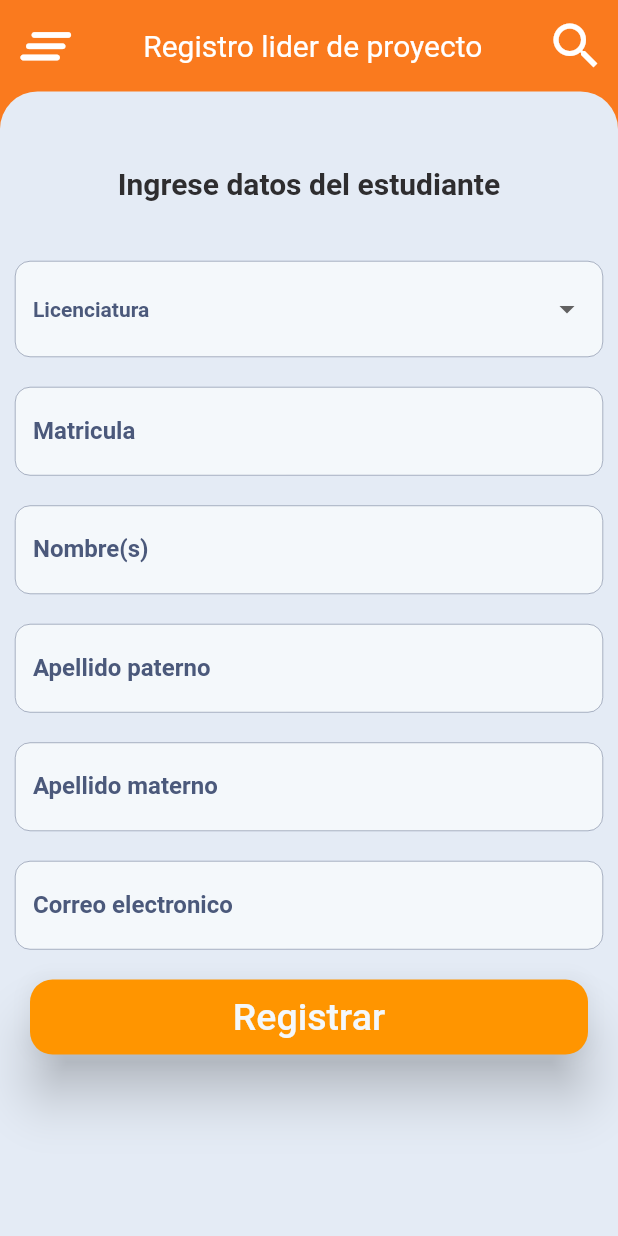
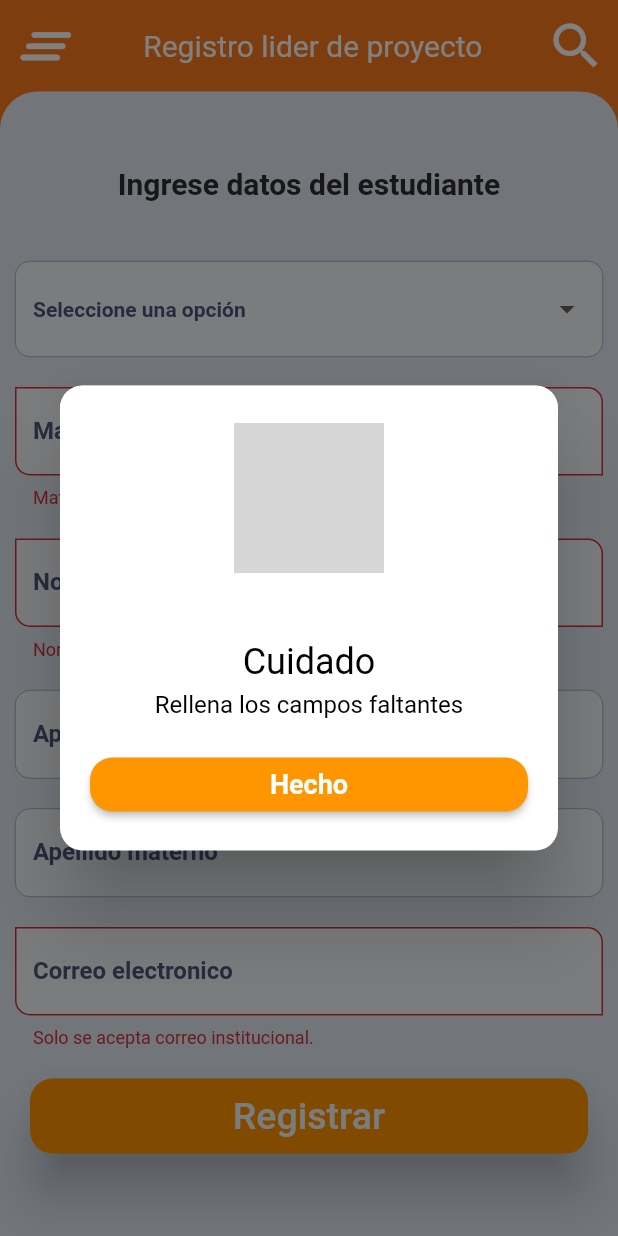
Before and after one commit to NueveSeis/innovaITO_regional, a Flutter app: the RegistroUsuarioLiderScreen screen opened by its route, after a tap on "Registrar", on a phone screen of 412 x 824 dp. Run offline on Flutter 3.47's test engine with Material 2 defaults, Android fonts, the phone set to English and light mode, and no system bars; our stand-ins replace calendar_date_picker2, quickalert; missing offline and left inert: bcrypt, dbcrypt, flutter_barcode_scanner, flutter_quill, mailer, mysql1; grey boxes are pictures that could not be loaded.

Commit message:
validacion campos de acceso y regisLider, se añadieron regex

```diff
--- a/lib/helpers/helpers.dart
+++ b/lib/helpers/helpers.dart
@@ -3,3 +3,4 @@
 export 'package:innova_ito/helpers/encriptadoBcrypt.dart';
 export 'package:innova_ito/helpers/generar.dart';
 export 'package:innova_ito/helpers/correo.dart';
+export 'package:innova_ito/helpers/regexUtil.dart';
--- /dev/null
+++ b/lib/helpers/regexUtil.dart
@@ -0,0 +1,12 @@
+class RegexUtil{
+
+  static final RegExp correoEdu = RegExp(r'^[\w-\.]+@(?:[a-zA-Z0-9][a-zA-Z0-9-]+\.)+(edu\.mx|TECNM\.MX)$');
+
+  static final RegExp correo = RegExp( r'^(([^<>()[\]\\.,;:\s@\"]+(\.[^<>()[\]\\.,;:\s@\"]+)*)|(\".+\"))@((\[[0-9]{1,3}\.[0-9]{1,3}\.[0-9]{1,3}\.[0-9]{1,3}\])|(([a-zA-Z\-0-9]+\.)+[a-zA-Z]{2,}))$');
+
+  static final RegExp contrasena = RegExp(r'^(?=.*[a-z])(?=.*[A-Z])(?=.*\d)(?=.*[@#$*\-_+|./?])[A-Za-z\d@#$*\-_+|./?]{8,}$');
+
+  static final RegExp nombres = RegExp(r'^[a-zA-Z]+(?: [a-zA-Z]+)?$');
+
+  static final RegExp matricula = RegExp(r'^[a-zA-Z0-9]+$');
+}
--- /dev/null
+++ b/lib/providers/registro_lider_prov.dart
@@ -0,0 +1,17 @@
+import 'package:flutter/material.dart';
+
+class RegistroLiderProv extends ChangeNotifier {
+  GlobalKey<FormState> formKey = GlobalKey<FormState>();
+  String matricula = '';
+  String nombre = '';
+  String apellidoP = '';
+  String apellidoM = '';
+  String correo = '';
+
+  bool esValidoFormulario() {
+    print(formKey.currentState?.validate());
+
+    ///print()
+    return formKey.currentState?.validate() ?? false;
+  }
+}
--- a/lib/screens/registro_usuario_lider_screen.dart
+++ b/lib/screens/registro_usuario_lider_screen.dart
@@ -11,7 +11,7 @@ import 'package:innova_ito/theme/cambiar_tema.dart';
 import 'package:innova_ito/ui/input_decorations.dart';
 import 'package:innova_ito/widgets/widgets.dart';
 import 'package:innova_ito/helpers/helpers.dart';
-
+import 'package:innova_ito/providers/registro_lider_prov.dart';
 
 class RegistroUsuarioLiderScreen extends StatefulWidget {
   const RegistroUsuarioLiderScreen({super.key});
@@ -22,6 +22,7 @@ class RegistroUsuarioLiderScreen extends StatefulWidget {
 
 class _RegistroUsuarioLiderScreenState extends State<RegistroUsuarioLiderScreen> {
 
+  final GlobalKey<FormState> _formKey = GlobalKey<FormState>();
   TextEditingController nivel = TextEditingController();
   TextEditingController matricula = TextEditingController();
   TextEditingController nombre = TextEditingController();
@@ -32,6 +33,9 @@ class _RegistroUsuarioLiderScreenState extends State<RegistroUsuarioLiderScreen>
   String id = '';
   String contrasenaHash = '';
   bool existePersona=false;
+  String idNivel = '';
+  bool camposLlenos = false;
+
 
   Future agregarPersona()async {
     var url = 'https://evarafael.com/Aplicacion/rest/agregarLider.php';
@@ -46,8 +50,24 @@ class _RegistroUsuarioLiderScreenState extends State<RegistroUsuarioLiderScreen>
       'Contrasena': contrasenaHash,
       'Id_rol': 'ROL02',
       'Matricula' : matricula.text.toUpperCase(),
+      'Id_nivel': idNivel
     });
   }
+
+  Future<String> obtenerDatos(String nivel) async {
+  var url = 'https://evarafael.com/Aplicacion/rest/buscar_nivel.php?Nombre_nivel=$nivel';
+  var response = await http.get(Uri.parse(url));
+
+  if (response.statusCode == 200) {
+    var datos = jsonDecode(response.body);
+    String miString = datos[0]['Id_nivel'].toString();
+    return miString;
+  } else {
+    return '';
+    print('Error al obtener datos de la API');
+  }
+}
+
 
   Future existente() async{
     String  url = 'https://evarafael.com/Aplicacion/rest/existePersona.php';
@@ -73,6 +93,8 @@ class _RegistroUsuarioLiderScreenState extends State<RegistroUsuarioLiderScreen>
 
   @override
   Widget build(BuildContext context) {
+
+    //final registroLider = Provider.of<RegistroLiderProv>(context);
     final temaApp = Provider.of<CambiarTema>(context);
     return Scaffold(
         body: Fondo(
@@ -94,23 +116,29 @@ class _RegistroUsuarioLiderScreenState extends State<RegistroUsuarioLiderScreen>
                   padding:
                       const EdgeInsets.symmetric(vertical: 20, horizontal: 10),
                   child: Form(
+                      autovalidateMode: AutovalidateMode.onUserInteraction,
+                      key: _formKey,
                       child: Column(
                     children: [
                       const SizedBox(height: 20),
                       DropdownButtonFormField(
 
-                          value: 'Licenciatura',
+                          value: 'Seleccione una opción',
                           style: const TextStyle(
                               color: CambiarTema.bluegrey700,
                               fontWeight: FontWeight.bold),
                           items: const [
                             DropdownMenuItem(
+                              value: 'Seleccione una opción',
+                              child: Text('Seleccione una opción'),
+                            ),
+                            DropdownMenuItem(
                               value: 'Licenciatura',
                               child: Text('Licenciatura'),
                             ),
                             DropdownMenuItem(
-                              value: 'Postgrado',
-                              child: Text('Postgrado'),
+                              value: 'Posgrado',
+                              child: Text('Posgrado'),
                             ),
                           ],
                           onChanged: (value) {
@@ -131,10 +159,13 @@ class _RegistroUsuarioLiderScreenState extends State<RegistroUsuarioLiderScreen>
                         decoration: InputDecorations.registroLiderDecoration(
                           hintText: 'Ingrese matricula',
                           labelText: 'Matricula',
+                        ),
+                        validator: (value) {
+                          return RegexUtil.nombres.hasMatch(value ?? '')
+                          ? null
+                          : 'Matricula no valida.';
+                        },
 
-                          //prefixIcon: Icons.person
-                        ),
-                        //onChanged: (value) => accesoFormulario.correo = value,
                       ),
                       const SizedBox(height: 20),
                       TextFormField(
@@ -143,13 +174,18 @@ class _RegistroUsuarioLiderScreenState extends State<RegistroUsuarioLiderScreen>
                             color: CambiarTema.bluegrey700,
                             fontWeight: FontWeight.bold),
                         autocorrect: false,
-                        keyboardType: TextInputType.emailAddress,
+                        keyboardType: TextInputType.text,
                         decoration: InputDecorations.registroLiderDecoration(
                           hintText: 'Ingrese nombre(s)',
                           labelText: 'Nombre(s)',
-                          //prefixIcon: Icons.person
                         ),
-                        //onChanged: (value) => accesoFormulario.correo = value,
+                        //onChanged: (value) => registroLider.nombre = value,
+                        validator: (value) {
+                          return RegexUtil.nombres.hasMatch(value ?? '')
+                          ? null
+                          : 'Nombre no valido.';
+                        },
+
                       ),
                       const SizedBox(height: 20),
                       TextFormField(
@@ -162,9 +198,7 @@ class _RegistroUsuarioLiderScreenState extends State<RegistroUsuarioLiderScreen>
                         decoration: InputDecorations.registroLiderDecoration(
                           hintText: 'Ingrese apellido paterno',
                           labelText: 'Apellido paterno',
-                          //prefixIcon: Icons.person
                         ),
-                        //onChanged: (value) => accesoFormulario.correo = value,
                       ),
                       const SizedBox(height: 20),
                       TextFormField(
@@ -177,9 +211,7 @@ class _RegistroUsuarioLiderScreenState extends State<RegistroUsuarioLiderScreen>
                         decoration: InputDecorations.registroLiderDecoration(
                           hintText: 'Ingrese apellido materno',
                           labelText: 'Apellido materno',
-                          //prefixIcon: Icons.person
                         ),
-                        //onChanged: (value) => accesoFormulario.correo = value,
                       ),
                       const SizedBox(height: 20),
                       TextFormField(
@@ -192,11 +224,13 @@ class _RegistroUsuarioLiderScreenState extends State<RegistroUsuarioLiderScreen>
                         decoration: InputDecorations.registroLiderDecoration(
                           hintText: 'Ingrese correo electronico',
                           labelText: 'Correo electronico',
-                          //prefixIcon: Icons.person
                         ),
-                        //onChanged: (value) => accesoFormulario.correo = value,
+                        validator: (value) {
+                          return RegexUtil.correoEdu.hasMatch(value ?? '')
+                          ? null
+                          : 'Solo se acepta correo institucional.';
+                        },
                       ),
-//                      SizedBox(height: 20),
                       Container(
                         height: 50,
                         width: double.infinity,
@@ -210,12 +244,31 @@ class _RegistroUsuarioLiderScreenState extends State<RegistroUsuarioLiderScreen>
                             style: TextStyle(
                                 color: CambiarTema.grey100, fontSize: 25),
                           )),
-                          onPressed: () {
-                             FocusScope.of(context).requestFocus(FocusNode());
-                            id = Generar.idPersona(nombre.text.toUpperCase(), apellidoP.text.toUpperCase(), apellidoM.text.toLowerCase(), correo.text.toUpperCase());
-                            contrasena = Generar.contrasenaAleatoria();
-                            contrasenaHash = Generar.hashContrasena(contrasena);
-                            existente();
+                          onPressed: ()async {
+                            setState(() {
+                             camposLlenos = _formKey.currentState!.validate();
+                            });
+                            if (camposLlenos) {
+                              idNivel = await obtenerDatos(nivel.text.toString());
+                               FocusScope.of(context).requestFocus(FocusNode());
+                              id = Generar.idPersona(nombre.text.toUpperCase(), apellidoP.text.toUpperCase(), apellidoM.text.toLowerCase(), correo.text.toUpperCase());
+                              contrasena = Generar.contrasenaAleatoria();
+                              contrasenaHash = Generar.hashContrasena(contrasena);
+                              existente();
+            // Realizar la acción
+                            } else {
+            // Campos incompletos
+                              QuickAlert.show(
+                               context: context,
+                               type: QuickAlertType.warning,
+                               title: 'Cuidado',
+                               text: 'Rellena los campos faltantes',
+                               confirmBtnText: 'Hecho',
+                               confirmBtnColor: AppTema.pizazz,
+                              );
+                            }
+
+
                           },
                         ),
                       ),
```
Also changed, not shown: lib/screens/acceso_screen.dart (+5 -7 lines).
